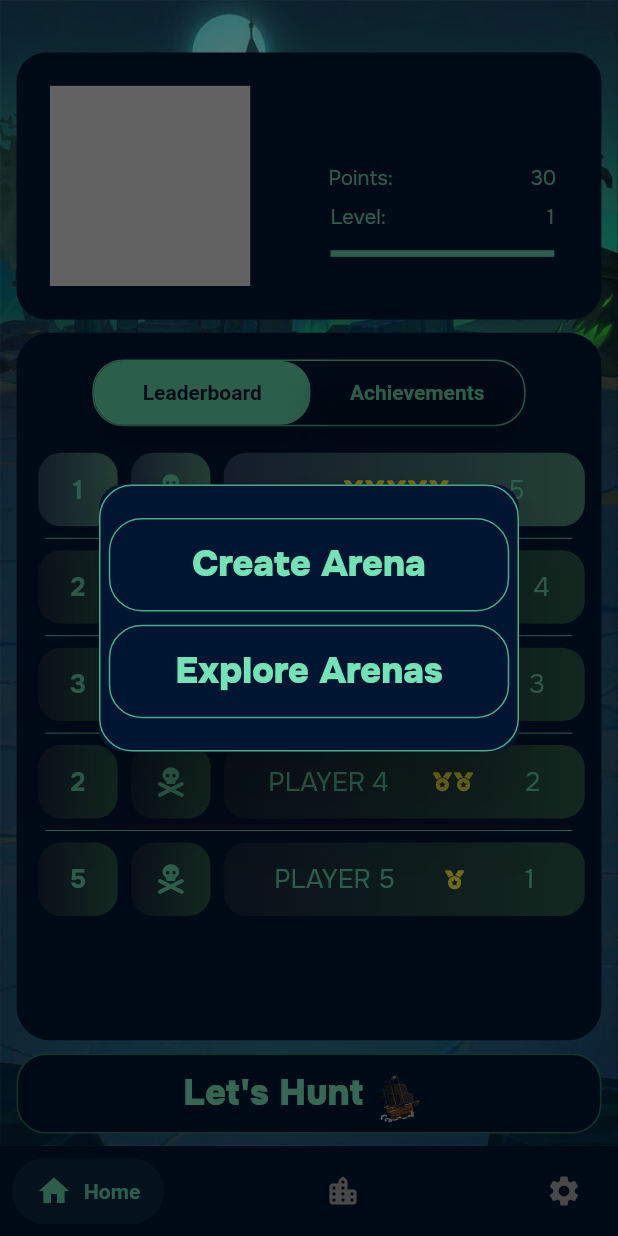
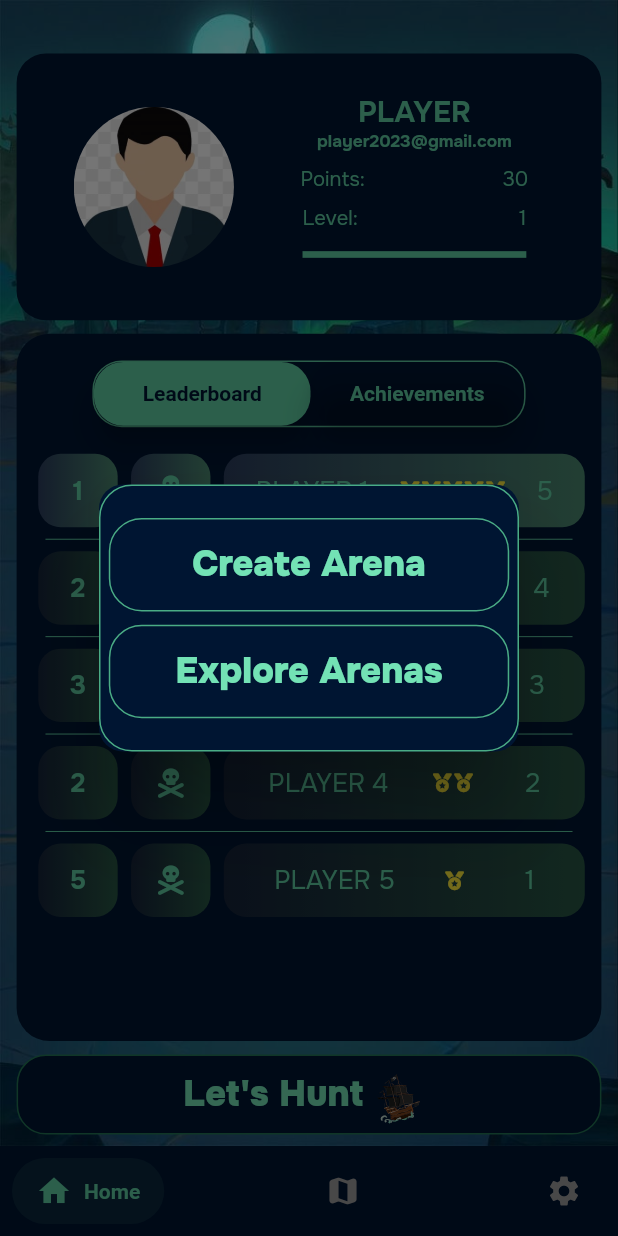
Before and after one commit to hngx-org/Team-Voltage-Treasure-Hunt, a Flutter app: the HomePage screen opened directly with empty values, after a tap on "Leaderboard", after a tap on "Achievements", after a tap on "Let's Hunt", on a phone screen of 412 x 824 dp. Run offline on Flutter 3.47's test engine with Material 2 defaults, Android fonts, the phone set to English and light mode, and no system bars; drawn by our look-alikes of salomon_bottom_bar; our stand-ins replace device_preview, firebase_auth, firebase_core, flutter_screenutil, flutter_spinkit, font_awesome_flutter and 4 more; accounts and stored records are empty; project files that could hold a hidden picture were left out.

```diff
--- a/lib/presentation/app_settings/settings_screen.dart
+++ b/lib/presentation/app_settings/settings_screen.dart
@@ -32,7 +32,7 @@ class _SettingsScreenState extends State<SettingsScreen> {
               child: Column(
                 children: [
                   SizedBox(
-                    height: 50.h,
+                    height: 45.h,
                   ),
                   Text(
                     'Settings',
--- a/lib/presentation/authentication_screens/sign_in.dart
+++ b/lib/presentation/authentication_screens/sign_in.dart
@@ -59,7 +59,7 @@ class _SignInState extends State<SignIn> {
   @override
   Widget build(BuildContext context) {
     return Scaffold(
-      resizeToAvoidBottomInset: true,
+      resizeToAvoidBottomInset: false,
       backgroundColor: Color(0xffDDC599),
       body: Stack(
         children: [
--- a/lib/presentation/home_screen/Dashboard.dart
+++ b/lib/presentation/home_screen/Dashboard.dart
@@ -7,6 +7,7 @@ import 'package:voltage_treasure_hunt/presentation/home_screen/widgets/achieveme
 import 'package:voltage_treasure_hunt/presentation/home_screen/widgets/gameModeDialog.dart';
 import 'package:voltage_treasure_hunt/presentation/home_screen/widgets/leaderboard.dart';
 import 'package:voltage_treasure_hunt/presentation/home_screen/widgets/screenToggles.dart';
+
 
 class Dashboard extends StatefulWidget {
   final String name;
@@ -36,34 +37,36 @@ class _DashboardState extends State<Dashboard> {
             ),
           ),
         ),
+        child: SingleChildScrollView(
           child: Column(
             mainAxisAlignment: MainAxisAlignment.center,
             crossAxisAlignment: CrossAxisAlignment.center,
             children: [
               SizedBox(
-              height: 30.h,
+                height: 40.h,
               ),
-            Container(
+              SingleChildScrollView(
+                child: Container(
+                  decoration:  BoxDecoration(
+                      color: Color(0xff001532),
+                      borderRadius: BorderRadius.all(Radius.circular(22.r))),
                   height: 200.h,
                   width: 405.w,
-              decoration: BoxDecoration(
-                color: Color(0xff001532),
-                borderRadius: BorderRadius.all(
-                  Radius.circular(22.r),
+                  child: Row(
+                    children: [
+                      SizedBox(
+                        width: 10.w,
+                      ),
+                      Padding(
+                        padding: EdgeInsets.only(left: 32).r,
+                        child:  CircleAvatar(
+                          backgroundColor: Color(0xff001532),
+                          backgroundImage: AssetImage('assets/images/avatar.jpg'),
+                          radius: 60.r,
                         ),
                       ),
-              child: Row(
-                children: [
-                  CircleAvatar(
-                    backgroundColor: Color(0xff001532),
-                    radius: 100.r,
-                    child: SizedBox(
-                      height: 150.h,
-                      width: double.infinity,
-                      child: Lottie.asset(
-                        'assets/animations/animation_lny12g3w.json',
-                      ),
-                    ),
+                      SizedBox(
+                        width: 15.w,
                       ),
                       Column(
                         children: [
@@ -74,7 +77,7 @@ class _DashboardState extends State<Dashboard> {
                             width: 160.w,
                             child: Center(
                               child: Text(
-                            widget.name.toUpperCase(),
+                                widget.name.isEmpty ? 'PLAYER' : widget.name,
                                 style: TextStyle(
                                     color: Color(0xff5FCFA3),
                                     fontFamily: 'Onest',
@@ -83,11 +86,12 @@ class _DashboardState extends State<Dashboard> {
                               ),
                             ),
                           ),
+
                           SizedBox(
                               width: 220.w,
                               child: Center(
                                 child: Text(
-                              widget.email,
+                                  widget.email.isEmpty ? 'player2023@gmail.com' : widget.email,
                                   style: TextStyle(
                                       color: Color(0xff5FCFA3),
                                       fontFamily: 'Onest',
@@ -103,7 +107,7 @@ class _DashboardState extends State<Dashboard> {
                             children: [
                               SizedBox(
                                   width: 140.w,
-                              child: Text('Points:',
+                                  child:  Text('Points:',
                                       style: TextStyle(
                                           color: Color(0xff5FCFA3),
                                           fontFamily: 'Onest',
@@ -123,7 +127,7 @@ class _DashboardState extends State<Dashboard> {
                             children: [
                               SizedBox(
                                   width: 150.w,
-                              child: Text('Level:',
+                                  child:  Text('Level:',
                                       style: TextStyle(
                                           color: Color(0xff5FCFA3),
                                           fontFamily: 'Onest',
@@ -149,6 +153,7 @@ class _DashboardState extends State<Dashboard> {
                     ],
                   ),
                 ),
+              ),
        SizedBox(
                 height: 10.h,
               ),
@@ -157,8 +162,7 @@ class _DashboardState extends State<Dashboard> {
                 width: 405.w,
                 decoration: BoxDecoration(
                     color: Color(0xff001532),
-                borderRadius: BorderRadius.circular(22),
-              ),
+                    borderRadius: BorderRadius.circular(22)),
                 child: Column(
                   children: [
                     Padding(
@@ -168,8 +172,10 @@ class _DashboardState extends State<Dashboard> {
                             isTapped ? Color(0xff5FCFA3) : Color(0xff001532),
                         textColor2:
                             isTapped ? Color(0xff001532) : Color(0xff5FCFA3),
-                      color1: isTapped ? Colors.transparent : Color(0xff5FCFA3),
-                      color2: isTapped ? Color(0xff5FCFA3) : Colors.transparent,
+                        color1:
+                            isTapped ? Colors.transparent : Color(0xff5FCFA3),
+                        color2:
+                            isTapped ? Color(0xff5FCFA3) : Colors.transparent,
                         elevation: 8,
                         onTap: () {
                           setState(() {
@@ -178,11 +184,8 @@ class _DashboardState extends State<Dashboard> {
                         },
                       ),
                     ),
-                  !isTapped
-                      ? LeaderBoard(
-                          userName: widget.name,
-                        )
-                      : Achievements()
+
+                    !isTapped ? LeaderBoard(userName: widget.name.isEmpty ? 'PLAYER 1' : widget.name,) : Achievements()
                   ],
                 ),
               ),
@@ -204,7 +207,8 @@ class _DashboardState extends State<Dashboard> {
                   decoration: BoxDecoration(
                       color: Color(0xff001532),
                       borderRadius: BorderRadius.circular(22.r),
-                    border: Border.all(color: Color(0xFF227654))),
+                      border:
+                          Border.all(color: Color(0xFF227654))),
                   child: Center(
                       child: Row(
                     mainAxisAlignment: MainAxisAlignment.center,
@@ -226,8 +230,9 @@ class _DashboardState extends State<Dashboard> {
                     ],
                   )),
                 ),
+              )
+            ],
           ),
-          ],
         ),
       ),
     );
--- a/lib/presentation/home_screen/home_screen.dart
+++ b/lib/presentation/home_screen/home_screen.dart
@@ -58,8 +58,8 @@ class _HomePageState extends State<HomePage> {
             SalomonBottomBarItem(
               selectedColor: Color(0xff5FCFA3),
               unselectedColor: Colors.grey,
-              icon: const Icon(Icons.location_city_rounded),
-              title: const Text("Arenas"),
+              icon: const Icon(Icons.map_rounded),
+              title: const Text("Events"),
             ),
             SalomonBottomBarItem(
               selectedColor: Color(0xff5FCFA3),
--- a/lib/presentation/home_screen/widgets/achievements.dart
+++ b/lib/presentation/home_screen/widgets/achievements.dart
@@ -1,7 +1,6 @@
 // ignore_for_file: prefer_const_literals_to_create_immutables, prefer_const_constructors
 
 import 'package:flutter/material.dart';
-import 'package:flutter_screenutil/flutter_screenutil.dart';
 
 class Achievements extends StatelessWidget {
   const Achievements({super.key});
@@ -10,13 +9,12 @@ class Achievements extends StatelessWidget {
   Widget build(BuildContext context) {
     return Column(
       children: [
-        SizedBox(height: 100.h,),
         Icon(
           Icons.hourglass_empty_rounded,
           color: Color(0xFF73E2B5),
-          size: 100.r,
+          size: 100,
         ),
-        SizedBox(height: 20.h,),
+        SizedBox(height: 20,),
         Text('No treasure? click below to win!!!',
             textAlign: TextAlign.center,
             style: TextStyle(
--- a/lib/presentation/home_screen/widgets/leaderboard.dart
+++ b/lib/presentation/home_screen/widgets/leaderboard.dart
@@ -17,7 +17,7 @@ class LeaderBoard extends StatelessWidget {
         children: [
           leader(
             '1',
-            userName.toUpperCase(),
+            userName.toUpperCase() ,
             '5',
             medals(),
             medals(),
--- a/lib/presentation/home_screen/widgets/screenToggles.dart
+++ b/lib/presentation/home_screen/widgets/screenToggles.dart
@@ -25,7 +25,7 @@ class ScreenToggle extends StatelessWidget {
       width: 300.w,
       decoration: BoxDecoration(
         color: Color(0xff001532),
-        borderRadius: BorderRadius.circular(23.r),
+        borderRadius: BorderRadius.circular(22.r),
         border: Border.all(color: Color(0xff5FCFA3),)
       ),
       child: Row(
@@ -59,7 +59,7 @@ class ScreenToggle extends StatelessWidget {
             onTap: onTap,
             child: Material(
               elevation: elevation,
-              borderRadius: BorderRadius.circular(22.r),
+              borderRadius: BorderRadius.circular(22),
               color: Colors.transparent,
               child: Container(
                 height: 50.h,
```
Also changed, not shown: lib/presentation/ar_Screen/ar_screen_android.dart (+80 -37 lines), lib/presentation/authentication_screens/sign_up.dart (+24 -6 lines), lib/presentation/home_screen/widgets/gameModeDialog.dart (+12 -12 lines), lib/presentation/interactive_maps/map_screen.dart (+8 -39 lines), lib/presentation/onboarding_screens/intro.dart (+11 -8 lines), pubspec.lock. Lines whose indentation alone changed are shown as unchanged.
